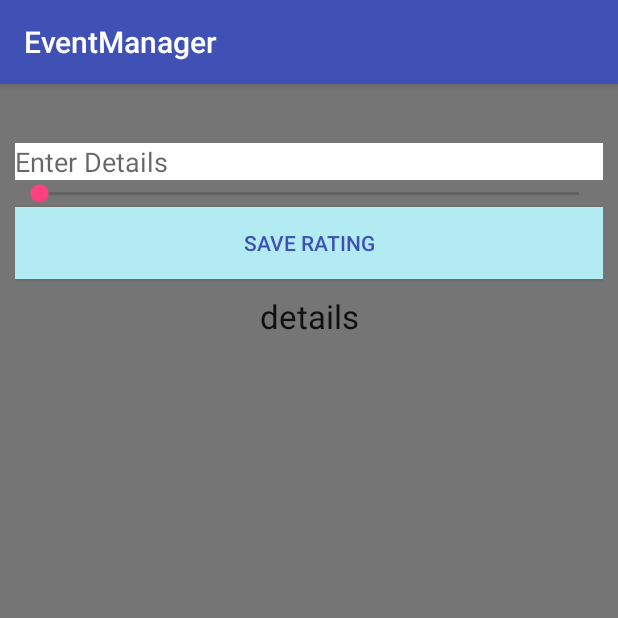
After one commit to AlenaSG/Capstone-Android, an Android app: the AddRatingActivity screen opened directly, with no data from a screen before it, on a phone screen of 412 x 824 dp, the top half of it. The commit adds this screen. Run offline under Robolectric (Android 15) with nearby library versions, the phone set to English and light mode, and no system bars; our stand-ins replace Firebase (no records; nobody signed in at launch, a user with empty details on screens opened directly).

Commit message:
add fetching related data from firebase - raitings and details

```diff
--- a/app/src/main/AndroidManifest.xml
+++ b/app/src/main/AndroidManifest.xml
@@ -22,7 +22,7 @@
                 <category android:name="android.intent.category.LAUNCHER" />
             </intent-filter>
         </activity>
-        <activity android:name=".AddRaitingActivity"></activity>
+        <activity android:name=".AddRatingActivity"></activity>
     </application>
 
 </manifest>
--- /dev/null
+++ b/app/src/main/java/com/epicodus/eventmanager/AddRatingActivity.java
@@ -0,0 +1,112 @@
+package com.epicodus.eventmanager;
+
+import android.content.Intent;
+import android.support.v7.app.AppCompatActivity;
+import android.os.Bundle;
+import android.text.TextUtils;
+import android.view.View;
+import android.widget.Button;
+import android.widget.EditText;
+import android.widget.ListView;
+import android.widget.SeekBar;
+import android.widget.TextView;
+import android.widget.Toast;
+
+import com.google.firebase.database.DataSnapshot;
+import com.google.firebase.database.DatabaseError;
+import com.google.firebase.database.DatabaseReference;
+import com.google.firebase.database.FirebaseDatabase;
+import com.google.firebase.database.ValueEventListener;
+
+import java.util.ArrayList;
+import java.util.List;
+
+public class AddRatingActivity extends AppCompatActivity {
+
+    TextView tvEventName;
+    EditText etDetails;
+    SeekBar sbRating;
+    Button btnSaveRating;
+
+    ListView lvDetails;
+
+    DatabaseReference databaseRatings;
+
+    List<Detail> detailList;
+
+
+    @Override
+    protected void onCreate(Bundle savedInstanceState) {
+        super.onCreate(savedInstanceState);
+        setContentView(R.layout.activity_add_rating);
+
+        tvEventName = (TextView) findViewById(R.id.tvEventName);
+        etDetails = (EditText) findViewById(R.id.etDetails);
+        sbRating = (SeekBar) findViewById(R.id.sbRating);
+        btnSaveRating = (Button) findViewById(R.id.btnSaveRating);
+
+        lvDetails = (ListView) findViewById(R.id.lvDetails);
+
+        Intent intent = getIntent();
+
+        detailList = new ArrayList<>();
+
+        String id = intent.getStringExtra(CreateEventActivity.EVENT_ID);
+        String name = intent.getStringExtra(CreateEventActivity.EVENT_NAME);
+
+        tvEventName.setText(name);
+
+        databaseRatings = FirebaseDatabase.getInstance().getReference("details").child(id);
+
+        btnSaveRating.setOnClickListener(new View.OnClickListener() {
+            @Override
+            public void onClick(View view) {
+                saveDetails();
+
+            }
+        });
+
+    }
+
+    @Override
+    protected void onStart() {
+        super.onStart();
+
+        databaseRatings.addValueEventListener(new ValueEventListener() {
+            @Override
+            public void onDataChange(DataSnapshot dataSnapshot) {
+                detailList.clear();
+
+                for(DataSnapshot detailSnapshot : dataSnapshot.getChildren()){
+                    Detail detail = detailSnapshot.getValue(Detail.class);
+                    detailList.add(detail);
+                }
+
+                RatingList ratingListAdapter = new RatingList(AddRatingActivity.this, detailList);
+                lvDetails.setAdapter(ratingListAdapter);
+            }
+
+            @Override
+            public void onCancelled(DatabaseError databaseError) {
+
+            }
+        });
+    }
+
+    private void saveDetails() {
+        String detailText = etDetails.getText().toString().trim();
+        int rating = sbRating.getProgress();
+
+        if(!TextUtils.isEmpty(detailText)){
+            String id = databaseRatings.push().getKey();
+
+            Detail detail = new Detail(id, detailText, rating);
+
+            databaseRatings.child(id).setValue(detail);
+            Toast.makeText(this, "details saved successfully", Toast.LENGTH_SHORT).show();
+        }else{
+            Toast.makeText(this, "Details should not be empty", Toast.LENGTH_LONG).show();
+        }
+
+    }
+}
--- a/app/src/main/java/com/epicodus/eventmanager/CreateEventActivity.java
+++ b/app/src/main/java/com/epicodus/eventmanager/CreateEventActivity.java
@@ -1,13 +1,11 @@
 package com.epicodus.eventmanager;
 
-import android.content.DialogInterface;
 import android.content.Intent;
 import android.support.v7.app.AppCompatActivity;
 import android.os.Bundle;
 import android.text.TextUtils;
 import android.view.View;
 import android.widget.AdapterView;
-import android.widget.ArrayAdapter;
 import android.widget.Button;
 import android.widget.EditText;
 import android.widget.ListView;
@@ -69,7 +67,7 @@ public class CreateEventActivity extends AppCompatActivity {
             public void onItemClick(AdapterView<?> adapterView, View view, int i, long l) {
                 Event event = eventList.get(i);
 
-                Intent intent = new Intent(getApplicationContext(), AddRaitingActivity.class);
+                Intent intent = new Intent(getApplicationContext(), AddRatingActivity.class);
 
                 intent.putExtra(EVENT_ID, event.getEventID());
                 intent.putExtra(EVENT_NAME, event.getDescription());
--- /dev/null
+++ b/app/src/main/java/com/epicodus/eventmanager/RatingList.java
@@ -0,0 +1,43 @@
+package com.epicodus.eventmanager;
+
+import android.app.Activity;
+import android.view.LayoutInflater;
+import android.view.View;
+import android.view.ViewGroup;
+import android.widget.ArrayAdapter;
+import android.widget.TextView;
+
+import java.util.List;
+
+
+public class RatingList extends ArrayAdapter<Detail>{
+    private Activity context;
+    private List<Detail> detailList;
+
+    public RatingList(Activity context, List<Detail> detailList){
+        super(context,R.layout.rating_list_layout, detailList);
+
+        this.context = context;
+        this.detailList = detailList;
+    }
+
+    @Override
+    public View getView(int position,View convertView, ViewGroup parent) {
+        //return super.getView(position, convertView, parent);//need to delete this autogenerated statement.
+        LayoutInflater inflater = context.getLayoutInflater();
+
+        View listViewItem = inflater.inflate(R.layout.rating_list_layout, null, true);
+
+        TextView tvDetails = (TextView) listViewItem.findViewById(R.id.tvDetails);
+        TextView tvRating = (TextView) listViewItem.findViewById(R.id.tvRating);
+
+        Detail detail = detailList.get(position);
+
+        tvDetails.setText(detail.getDetailText());
+        tvRating.setText(String.valueOf(detail.getEventRating()));
+
+        return listViewItem;
+
+    }
+
+}
--- a/app/src/main/res/layout/activity_add_raiting.xml
+++ b/app/src/main/res/layout/activity_add_rating.xml
@@ -3,7 +3,7 @@
     xmlns:tools="http://schemas.android.com/tools"
     android:layout_width="match_parent"
     android:layout_height="match_parent"
-    tools:context="com.epicodus.eventmanager.AddRaitingActivity"
+    tools:context="com.epicodus.eventmanager.AddRatingActivity"
     android:background="@color/secondary_text"
     android:orientation="vertical"
     android:paddingBottom="10dp"
@@ -27,14 +27,14 @@
     <SeekBar
         android:layout_width="match_parent"
         android:layout_height="wrap_content"
-        android:id="@+id/sbRaiting"
+        android:id="@+id/sbRating"
         android:max="5"/>
 
     <Button
         android:layout_width="match_parent"
         android:layout_height="wrap_content"
-        android:text="save raiting"
-        android:id="@+id/btnSaveRaiting"
+        android:text="save rating"
+        android:id="@+id/btnSaveRating"
         android:background="@color/primary_light"
         android:textColor="@color/colorPrimary" />
 
```
Also changed, not shown: app/src/main/java/com/epicodus/eventmanager/AddRaitingActivity.java (deleted, +0 -75 lines), app/src/main/java/com/epicodus/eventmanager/Detail.java (+5 -5 lines), app/src/main/res/layout/rating_list_layout.xml (added, +20 -0 lines).
